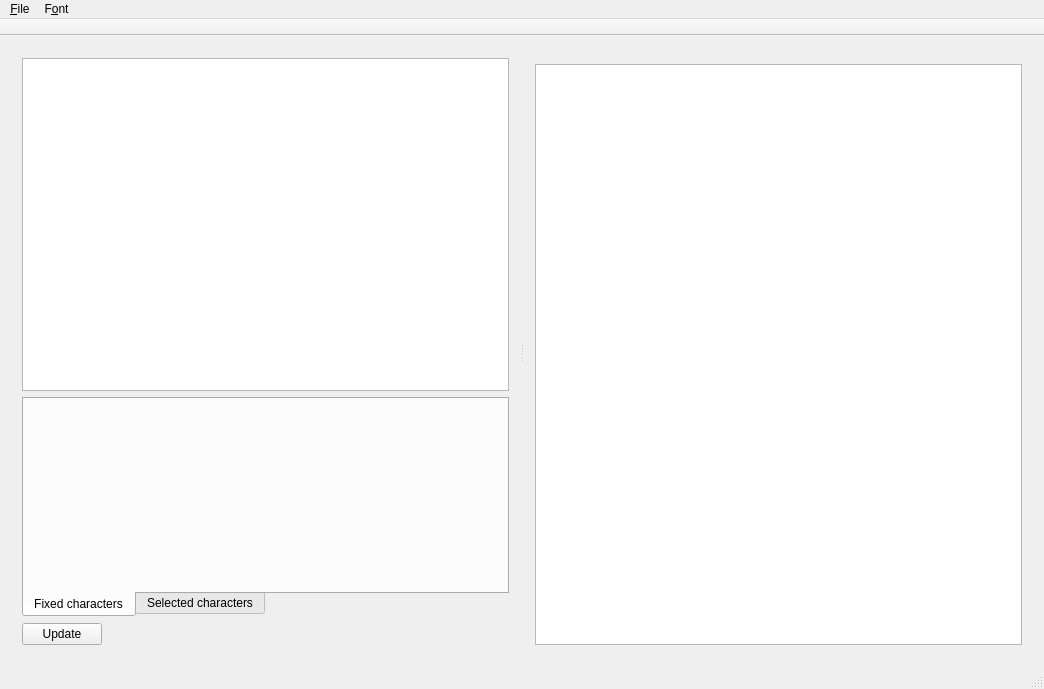
The window that src/UI/mainwindow.ui (SvRTM/FontConverter) describes before a commit, drawn with Qt 5.
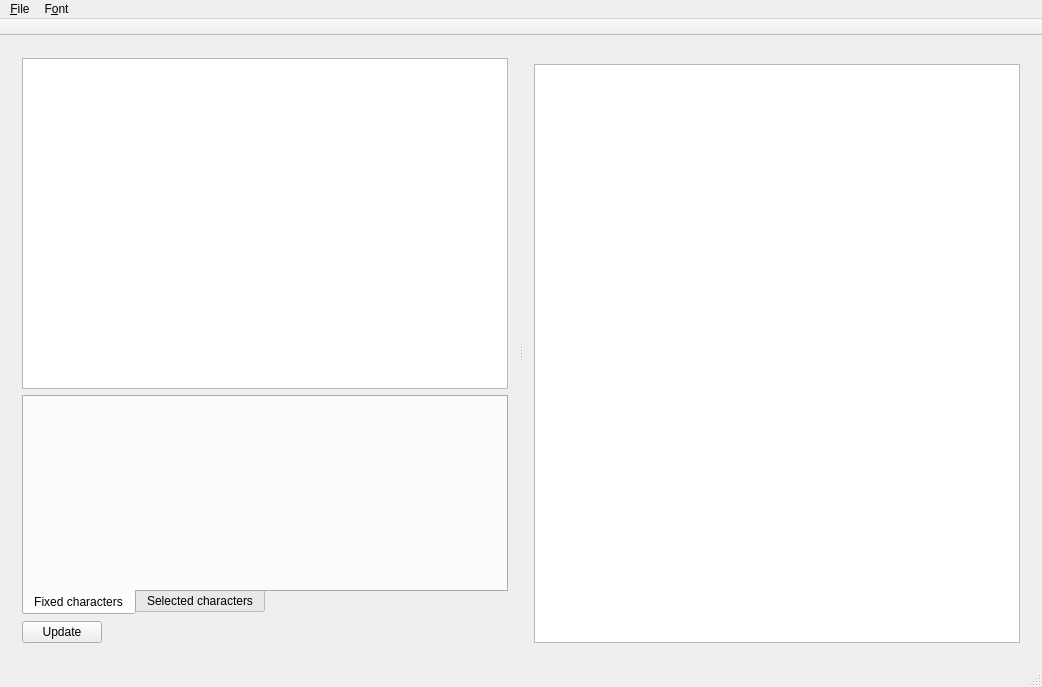
The same window after the commit. Custom widgets are drawn as their Qt base class.

What changed in the file:
```diff
--- a/src/UI/mainwindow.ui
+++ b/src/UI/mainwindow.ui
@@ -6,8 +6,8 @@
    <rect>
     <x>0</x>
     <y>0</y>
-    <width>1044</width>
-    <height>689</height>
+    <width>1042</width>
+    <height>687</height>
    </rect>
   </property>
   <property name="windowTitle">
@@ -130,8 +130,8 @@
     <rect>
      <x>0</x>
      <y>0</y>
-     <width>1044</width>
-     <height>24</height>
+     <width>1042</width>
+     <height>23</height>
     </rect>
    </property>
    <widget class="QMenu" name="menuFile">
```
Left out of the diff: 8 changed lines with no effect on the pictures.
